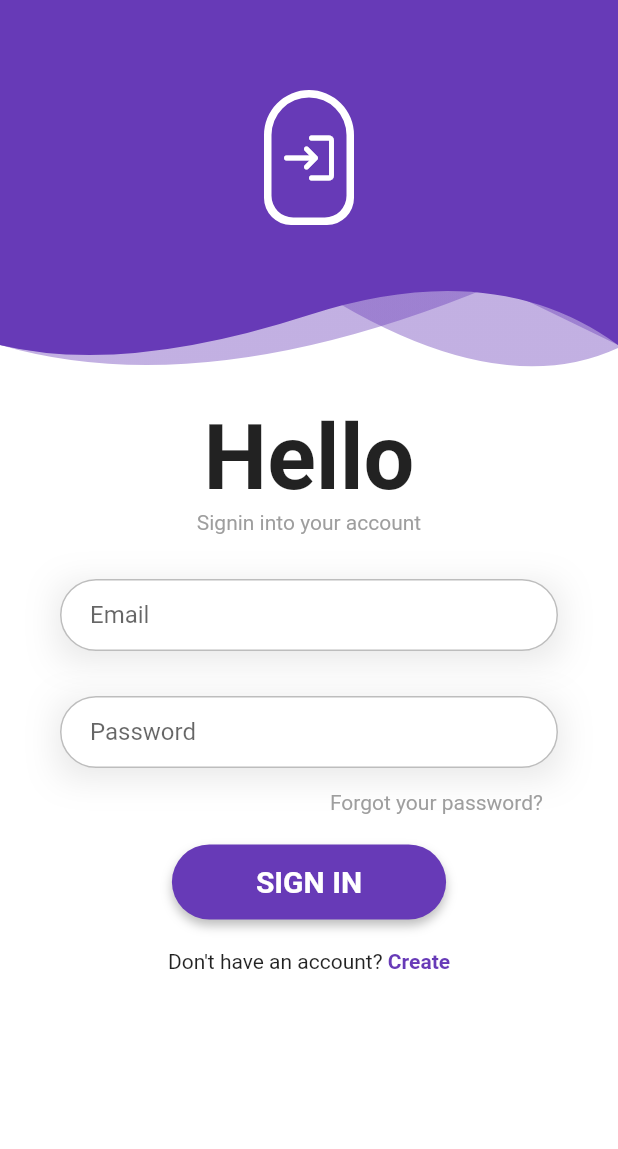
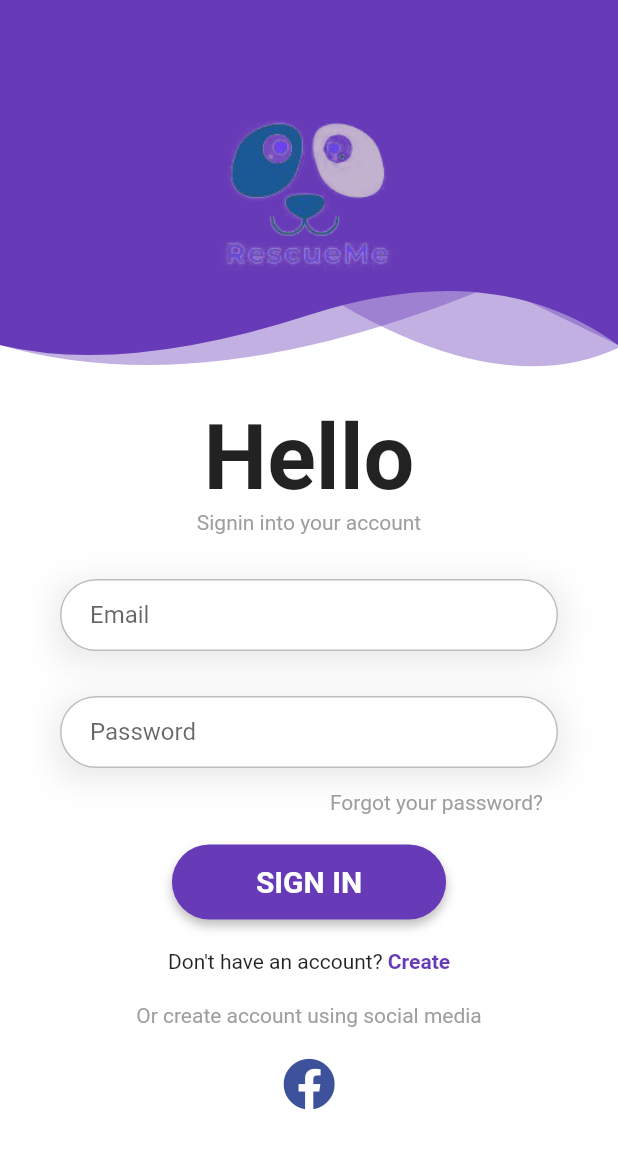
Before and after one commit to yassine222/adoptme, a Flutter app: the screen it shows after launch, on a phone screen of 412 x 824 dp. Shown: the top 1149 px of the screen. Run offline on Flutter 3.47's test engine with Material 2 defaults, Android fonts, the phone set to English and light mode, and no system bars; our stand-ins replace cloud_firestore, expandable_text, firebase_auth, firebase_core, firebase_storage, font_awesome_flutter and 5 more; missing offline and left inert: dart:ffi, flutter_facebook_auth; accounts and stored records are empty.

Commit message:
Login with Facebook done

```diff
--- a/lib/screens/forgot_password_page.dart
+++ b/lib/screens/forgot_password_page.dart
@@ -40,8 +40,8 @@ class _ForgotPasswordPageState extends State<ForgotPasswordPage> {
             children: [
               Container(
                 height: _headerHeight,
-                child:
-                    HeaderWidget(_headerHeight, true, Icons.password_rounded),
+                child: HeaderWidget(_headerHeight, true,
+                    const AssetImage("assets/images/logo.png")),
               ),
               SafeArea(
                 child: Container(
--- a/lib/screens/login_page.dart
+++ b/lib/screens/login_page.dart
@@ -6,6 +6,8 @@ import 'package:firebase_auth/firebase_auth.dart';
 import 'package:flutter/cupertino.dart';
 import 'package:flutter/gestures.dart';
 import 'package:flutter/material.dart';
+import 'package:font_awesome_flutter/font_awesome_flutter.dart';
+import 'package:hexcolor/hexcolor.dart';
 
 import '../main.dart';
 import 'forgot_password_page.dart';
@@ -41,8 +43,11 @@ class _LoginPageState extends State<LoginPage> {
           children: [
             Container(
               height: _headerHeight,
-              child: HeaderWidget(_headerHeight, true,
-                  Icons.login_rounded), //let's create a common header widget
+              child: HeaderWidget(
+                  _headerHeight,
+                  true,
+                  const AssetImage(
+                      "assets/images/logo.png")), //let's create a common header widget
             ),
             SafeArea(
               child: Container(
@@ -172,6 +177,23 @@ class _LoginPageState extends State<LoginPage> {
                                   ),
                                 ])),
                               ),
+                              Text(
+                                "Or create account using social media",
+                                style: TextStyle(color: Colors.grey),
+                              ),
+                              SizedBox(
+                                height: 20,
+                              ),
+                              GestureDetector(
+                                child: FaIcon(
+                                  FontAwesomeIcons.facebook,
+                                  size: 35,
+                                  color: HexColor("#3E529C"),
+                                ),
+                                onTap: () {
+                                  AuthService().SignInWithFacebook(context);
+                                },
+                              ),
                             ],
                           )),
                     ],
--- a/lib/screens/profile_page.dart
+++ b/lib/screens/profile_page.dart
@@ -77,7 +77,8 @@ class _ProfilePageState extends State<ProfilePage> {
           children: [
             Container(
               height: 100,
-              child: HeaderWidget(100, false, Icons.house_rounded),
+              child: HeaderWidget(
+                  100, false, const AssetImage("assets/images/logo.png")),
             ),
             Container(
               alignment: Alignment.center,
--- a/lib/screens/set_profile_page.dart
+++ b/lib/screens/set_profile_page.dart
@@ -72,7 +72,8 @@ class _SetProfileState extends State<SetProfile> {
             children: [
               SizedBox(
                 height: 150,
-                child: HeaderWidget(150, false, Icons.person_add_alt_1_rounded),
+                child: HeaderWidget(
+                    150, false, const AssetImage("assets/images/logo.png")),
               ),
               Container(
                 margin: EdgeInsets.fromLTRB(25, 50, 25, 10),
--- a/lib/screens/update_profile_page.dart
+++ b/lib/screens/update_profile_page.dart
@@ -60,7 +60,8 @@ class _UpdateProfileState extends State<UpdateProfile> {
           children: [
             const SizedBox(
               height: 150,
-              child: HeaderWidget(150, false, Icons.person_add_alt_1_rounded),
+              child: HeaderWidget(
+                  150, false, AssetImage("assets/images/logo.png")),
             ),
             Container(
               margin: EdgeInsets.fromLTRB(25, 50, 25, 10),
--- a/lib/screens/verification_page.dart
+++ b/lib/screens/verification_page.dart
@@ -67,8 +67,8 @@ class _VerificationPageState extends State<VerificationPage> {
               children: [
                 SizedBox(
                   height: _headerHeight,
-                  child: HeaderWidget(
-                      _headerHeight, true, Icons.privacy_tip_outlined),
+                  child: HeaderWidget(_headerHeight, true,
+                      const AssetImage("assets/images/logo.png")),
                 ),
                 SafeArea(
                   child: Container(
--- a/lib/widgets/header_widget.dart
+++ b/lib/widgets/header_widget.dart
@@ -5,22 +5,22 @@ import 'package:flutter/material.dart';
 class HeaderWidget extends StatefulWidget {
   final double _height;
   final bool _showIcon;
-  final IconData _icon;
+  final AssetImage _logo;
 
-  const HeaderWidget(this._height, this._showIcon, this._icon, {Key? key})
+  const HeaderWidget(this._height, this._showIcon, this._logo, {Key? key})
       : super(key: key);
 
   @override
   _HeaderWidgetState createState() =>
-      _HeaderWidgetState(_height, _showIcon, _icon);
+      _HeaderWidgetState(_height, _showIcon, _logo);
 }
 
 class _HeaderWidgetState extends State<HeaderWidget> {
   double _height;
   bool _showIcon;
-  IconData _icon;
+  AssetImage _logo;
 
-  _HeaderWidgetState(this._height, this._showIcon, this._icon);
+  _HeaderWidgetState(this._height, this._showIcon, this._logo);
 
   @override
   Widget build(BuildContext context) {
@@ -94,7 +94,7 @@ class _HeaderWidgetState extends State<HeaderWidget> {
         Visibility(
           visible: _showIcon,
           child: Container(
-            height: _height - 40,
+            height: _height - 10,
             child: Center(
               child: Container(
                   margin: EdgeInsets.all(20),
@@ -104,22 +104,9 @@ class _HeaderWidgetState extends State<HeaderWidget> {
                     right: 5.0,
                     bottom: 20.0,
                   ),
-                decoration: BoxDecoration(
-                  // borderRadius: BorderRadius.circular(20),
-                  borderRadius: BorderRadius.only(
-                    topLeft: Radius.circular(100),
-                    topRight: Radius.circular(100),
-                    bottomLeft: Radius.circular(60),
-                    bottomRight: Radius.circular(60),
-                  ),
-                  border: Border.all(width: 5, color: Colors.white),
-                ),
-                child: Icon(
-                  _icon,
-                  color: Colors.white,
-                  size: 40.0,
-                ),
-              ),
+                  child: Image(
+                    image: _logo,
+                  )),
             ),
           ),
         ),
```
Also changed, not shown: lib/screens/signup_page.dart (+6 -3 lines), lib/services/authService.dart (+21 -0 lines), pubspec.yaml (+4 -3 lines), assets/images/logo.png (added), pubspec.lock, 5 other files. Lines whose indentation alone changed are shown as unchanged.
